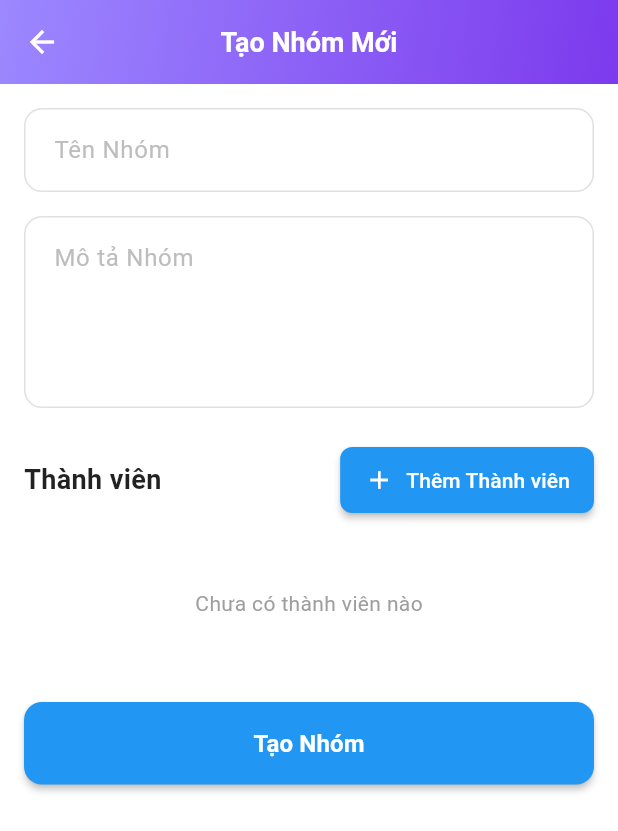
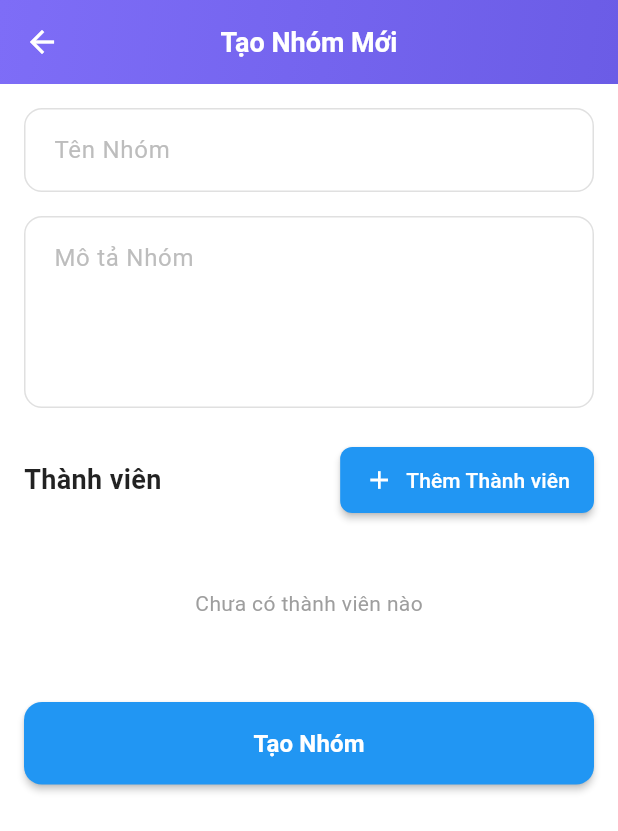
Before and after one commit to Teiddy0207/smart-schedule, a Flutter app: the CreateGroup screen opened directly, on a phone screen of 412 x 824 dp. Shown: the top 831 px of the screen. Run offline on Flutter 3.47's test engine with Material 3 defaults, Android fonts, the phone set to English and light mode, and no system bars; our stand-ins replace google_sign_in, shared_preferences; accounts and stored records are empty.

```diff
--- a/lib/screens/group/create_group.dart
+++ b/lib/screens/group/create_group.dart
@@ -134,8 +134,8 @@ class _CreateGroupState extends State<CreateGroup> {
               begin: Alignment.topLeft,
               end: Alignment.bottomRight,
               colors: [
-                Color(0xFF9C88FF), // tím nhạt
-                Color(0xFF7C3AED), // tím đậm
+                Color(0xFF7E6DF7), // tím nhạt
+                Color(0xFF6B5CE6), // tím đậm
               ],
             ),
           ),
```
